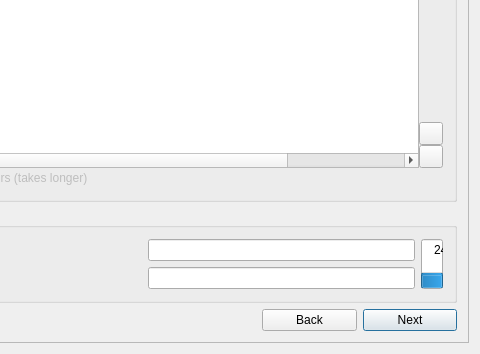
Old version of the form meinstall.ui in the repository gazelle-installer/gazelle-installer; both pictures show x 320 to 800 and y 246 to 600 of the 800 by 600 pixel window.
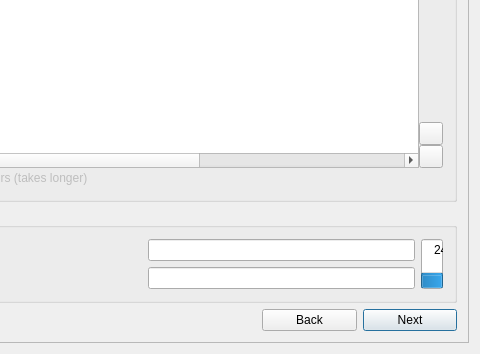
New version of the form. The open tabs and pages were chosen to show the change. Icons and pictures are not drawn. Custom widgets are drawn as their Qt base class.

Commit message: Allow user to configure dump and pass options. Only operate on one row when changing the format. Clear mount options for unused subvolumes. Updated partition manger help pane text. Fixed: swap causes umount to be executed twice.

Diff of the .ui file:
```diff
--- a/meinstall.ui
+++ b/meinstall.ui
@@ -695,6 +695,16 @@
                   <string>Mount Options</string>
                  </property>
                 </column>
+                <column>
+                 <property name="text">
+                  <string>Dump</string>
+                 </property>
+                </column>
+                <column>
+                 <property name="text">
+                  <string>Pass</string>
+                 </property>
+                </column>
                </widget>
               </item>
               <item row="2" column="2">
```
The commit also changes 3 other files.
